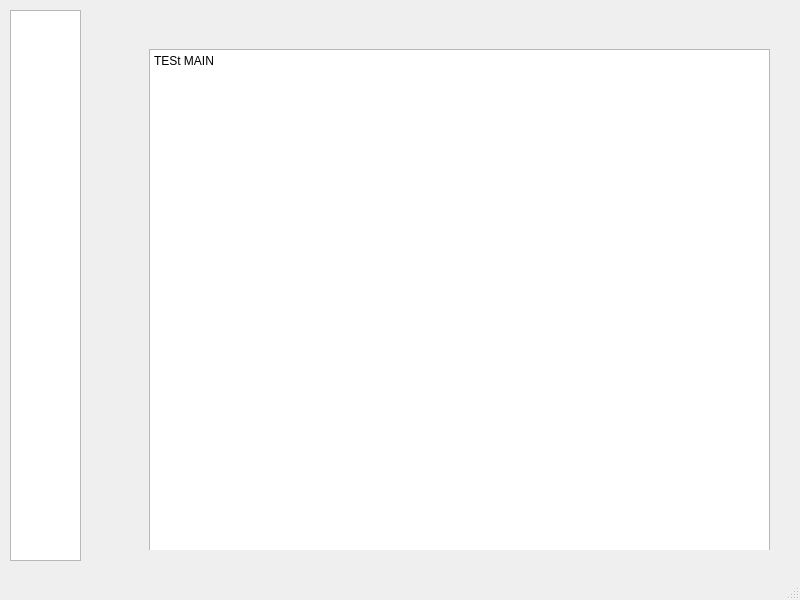
Before: the Qt Designer form ui/main_window.ui in dammmueller-calculator/calculator, drawn with Qt 5.
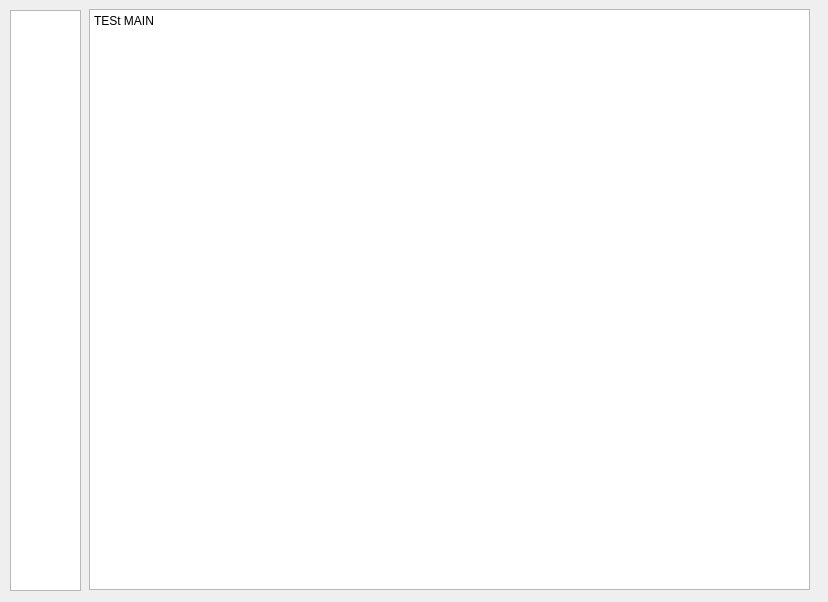
After: the same form once the commit is applied.

Diff of the .ui file:
```diff
--- a/ui/main_window.ui
+++ b/ui/main_window.ui
@@ -6,8 +6,8 @@
    <rect>
     <x>0</x>
     <y>0</y>
-    <width>800</width>
-    <height>600</height>
+    <width>828</width>
+    <height>602</height>
    </rect>
   </property>
   <property name="windowTitle">
@@ -17,31 +17,28 @@
    <widget class="QStackedWidget" name="modules">
     <property name="geometry">
      <rect>
-      <x>119</x>
-      <y>29</y>
-      <width>651</width>
-      <height>521</height>
+      <x>89</x>
+      <y>9</y>
+      <width>721</width>
+      <height>581</height>
      </rect>
     </property>
     <widget class="QWidget" name="page">
      <widget class="QTextEdit" name="textEdit">
       <property name="geometry">
        <rect>
-        <x>30</x>
-        <y>20</y>
-        <width>621</width>
-        <height>511</height>
+        <x>0</x>
+        <y>0</y>
+        <width>721</width>
+        <height>581</height>
        </rect>
       </property>
       <property name="html">
        <string>&lt;!DOCTYPE HTML PUBLIC &quot;-//W3C//DTD HTML 4.0//EN&quot; &quot;http://www.w3.org/TR/REC-html40/strict.dtd&quot;&gt;
-&lt;html&gt;&lt;head&gt;&lt;meta name=&quot;qrichtext&quot; content=&quot;1&quot; /&gt;&lt;meta charset=&quot;utf-8&quot; /&gt;&lt;style type=&quot;text/css&quot;&gt;
+&lt;html&gt;&lt;head&gt;&lt;meta name=&quot;qrichtext&quot; content=&quot;1&quot; /&gt;&lt;style type=&quot;text/css&quot;&gt;
 p, li { white-space: pre-wrap; }
-hr { height: 1px; border-width: 0; }
-li.unchecked::marker { content: &quot;\2610&quot;; }
-li.checked::marker { content: &quot;\2612&quot;; }
-&lt;/style&gt;&lt;/head&gt;&lt;body style=&quot; font-family:'Sans Serif'; font-size:9pt; font-weight:400; font-style:normal;&quot;&gt;
-&lt;p style=&quot; margin-top:0px; margin-bottom:0px; margin-left:0px; margin-right:0px; -qt-block-indent:0; text-indent:0px;&quot;&gt;TESt MAIN&lt;/p&gt;&lt;/body&gt;&lt;/html&gt;</string>
+&lt;/style&gt;&lt;/head&gt;&lt;body style=&quot; font-family:'MS Shell Dlg 2'; font-size:8.25pt; font-weight:400; font-style:normal;&quot;&gt;
+&lt;p style=&quot; margin-top:0px; margin-bottom:0px; margin-left:0px; margin-right:0px; -qt-block-indent:0; text-indent:0px;&quot;&gt;&lt;span style=&quot; font-family:'Sans Serif'; font-size:9pt;&quot;&gt;TESt MAIN&lt;/span&gt;&lt;/p&gt;&lt;/body&gt;&lt;/html&gt;</string>
       </property>
      </widget>
     </widget>
@@ -53,22 +50,11 @@
       <x>10</x>
       <y>10</y>
       <width>71</width>
-      <height>551</height>
+      <height>581</height>
      </rect>
     </property>
    </widget>
   </widget>
-  <widget class="QMenuBar" name="menubar">
-   <property name="geometry">
-    <rect>
-     <x>0</x>
-     <y>0</y>
-     <width>800</width>
-     <height>19</height>
-    </rect>
-   </property>
-  </widget>
-  <widget class="QStatusBar" name="statusbar"/>
  </widget>
  <resources/>
  <connections/>
```
Left out of the diff: 8 changed lines with no effect on the pictures.
